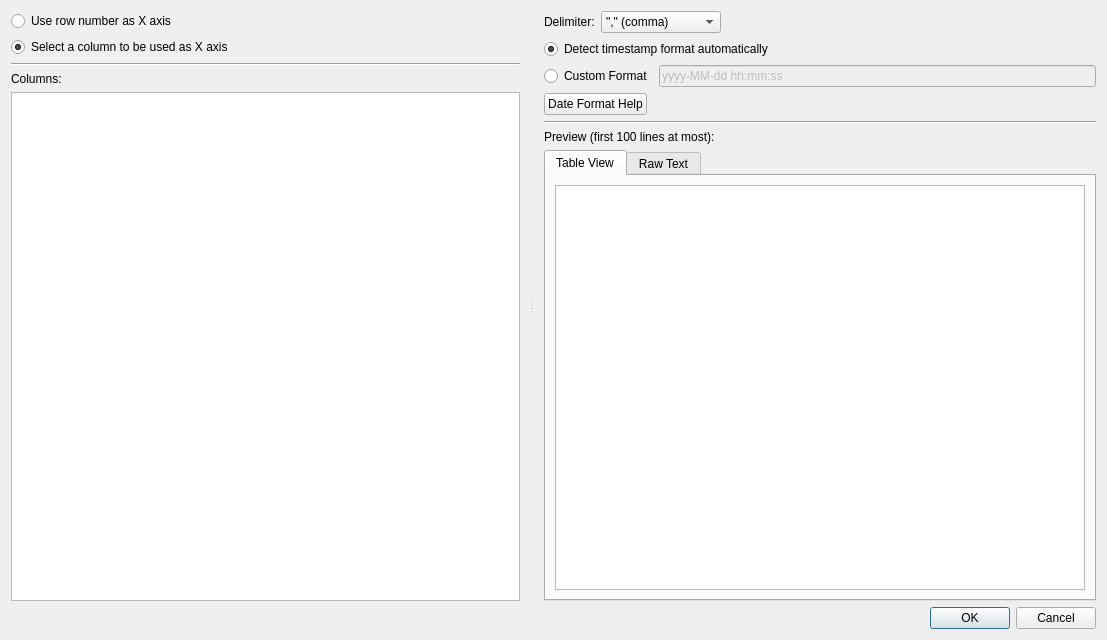
Above: plotjuggler_plugins/DataLoadCSV/dataload_csv.ui from ros2-gbp/plotjuggler-release before the change. Below: the same form after it.
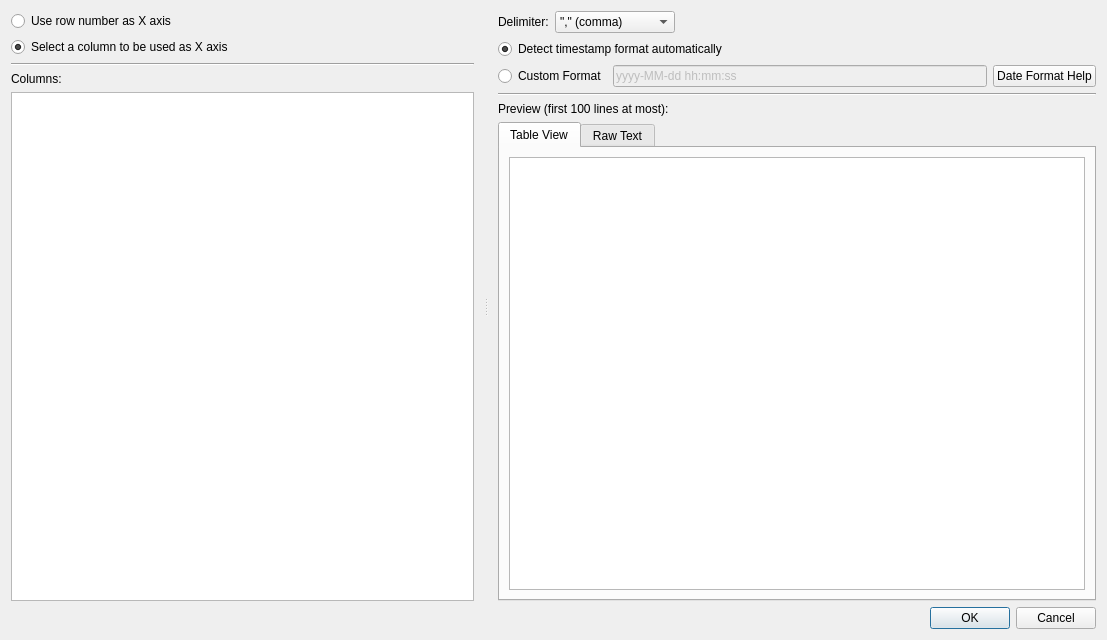
That is the form after the change. Custom widgets are drawn as their Qt base class.

Diff of the .ui file:
```diff
--- a/plotjuggler_plugins/DataLoadCSV/dataload_csv.ui
+++ b/plotjuggler_plugins/DataLoadCSV/dataload_csv.ui
@@ -154,10 +154,6 @@
            </property>
           </widget>
          </item>
-        </layout>
-       </item>
-       <item>
-        <layout class="QHBoxLayout" name="horizontalLayout_3">
          <item>
           <widget class="QPushButton" name="dateTimeHelpButton">
            <property name="maximumSize">
@@ -171,19 +167,6 @@
            </property>
           </widget>
          </item>
-         <item>
-          <spacer name="horizontalSpacer_2">
-           <property name="orientation">
-            <enum>Qt::Horizontal</enum>
-           </property>
-           <property name="sizeHint" stdset="0">
-            <size>
-             <width>40</width>
-             <height>20</height>
-            </size>
-           </property>
-          </spacer>
-         </item>
         </layout>
        </item>
        <item>
```
